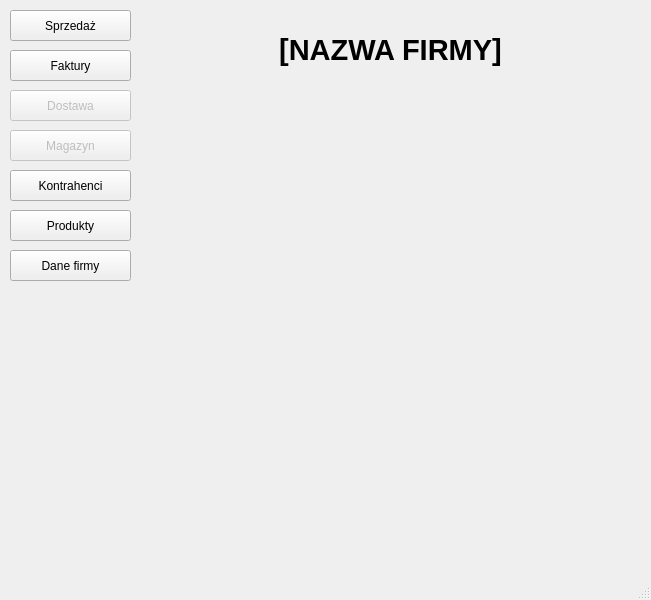
First picture: the form in mainwindow.ui, repository DzimiX/ProgramSprzedazowy, before the edit.
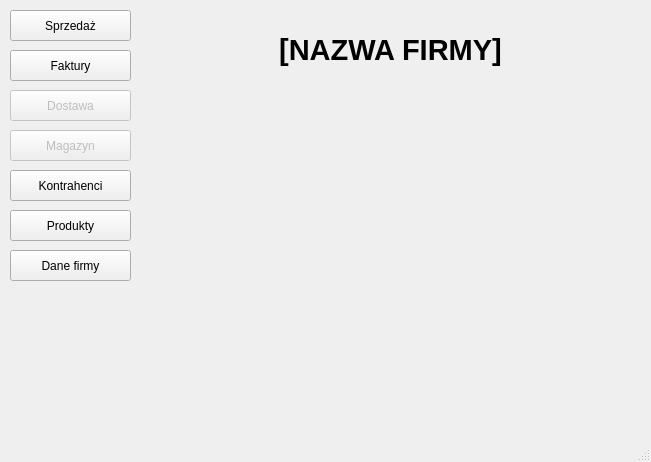
Second picture: the form after the edit.

```diff
--- a/mainwindow.ui
+++ b/mainwindow.ui
@@ -10,7 +10,7 @@
     <x>0</x>
     <y>0</y>
     <width>651</width>
-    <height>600</height>
+    <height>462</height>
    </rect>
   </property>
   <property name="windowTitle">
```
